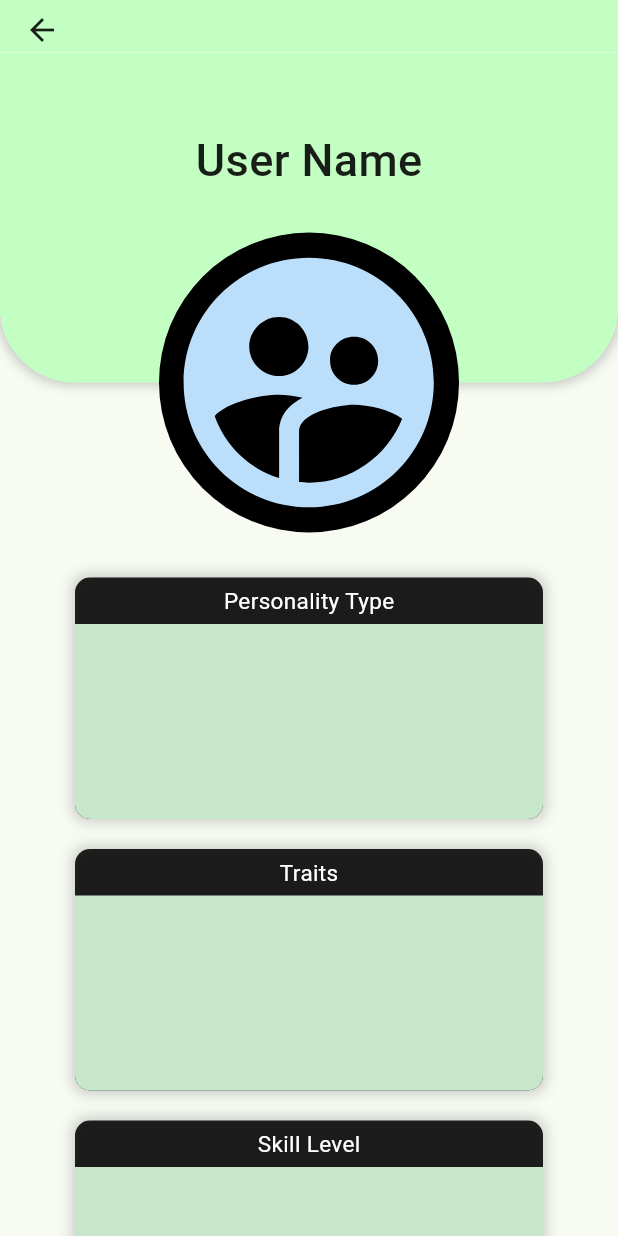
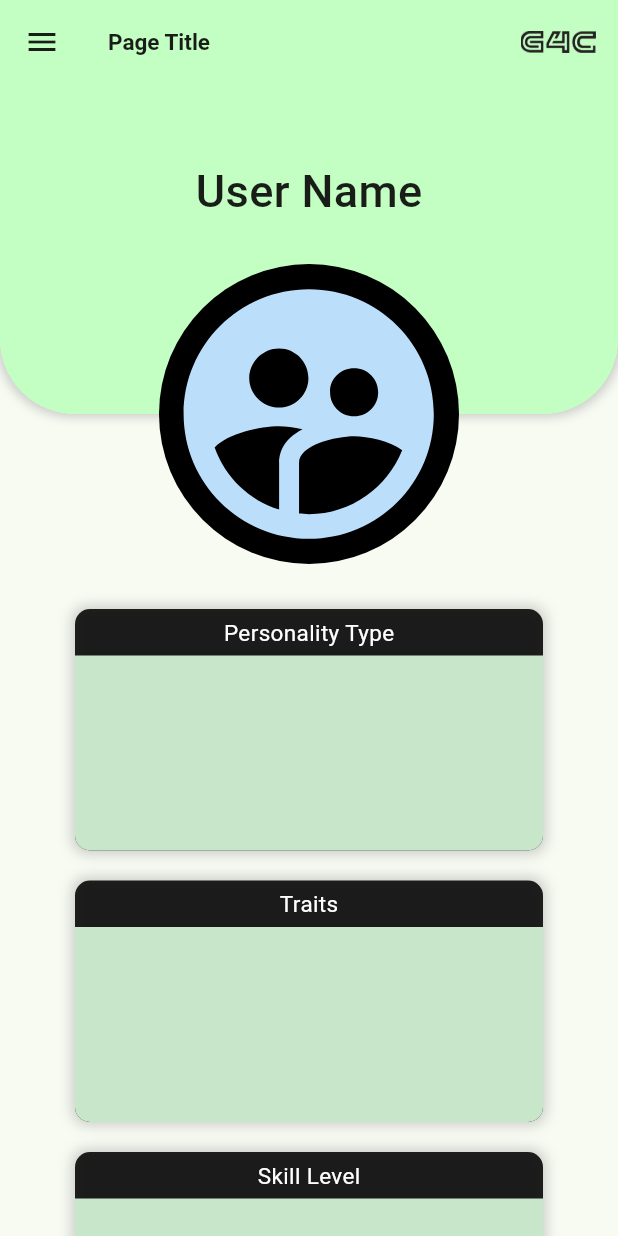
Before and after one commit to C-k-87/g4c, a Flutter app: the ProfilePage screen opened directly, on a phone screen of 412 x 824 dp. Run offline on Flutter 3.47's test engine with Material 3 defaults, Android fonts, the phone set to English and light mode, and no system bars; our stand-ins replace flutter_spinkit.

Commit message:
Initial commit to implement navigation  Changes to be committed: 	modified:   lib/g4c_drawer.dart 	modified:   lib/job_role_main.dart 	modified:   lib/main.dart 	modified:   lib/personality_quiz_runner.dart 	modified:   lib/personality_quizes_main.dart 	modified:   lib/profile_page.dart

```diff
--- a/lib/profile_page.dart
+++ b/lib/profile_page.dart
@@ -1,5 +1,6 @@
 import 'package:flutter/material.dart';
 import 'package:g4c/asset_widgets.dart';
+import 'package:g4c/g4c_drawer.dart';
 
 class ProfilePage extends StatelessWidget {
   final double fontsize = 15.0;
@@ -10,9 +11,29 @@ class ProfilePage extends StatelessWidget {
   Widget build(BuildContext context) {
     return Scaffold(
       appBar: AppBar(
+        // shape: RoundedRectangleBorder(
+        //   borderRadius: BorderRadius.circular(20.0),
+        // ),
+        title: const Text(
+          'Page Title',
+          style: TextStyle(
+            fontSize: 15.0,
+            fontWeight: FontWeight.bold,
+          ),
+        ),
         backgroundColor: const Color.fromARGB(255, 195, 255, 195),
-        toolbarHeight: 35.0,
+        centerTitle: false,
+        actions: [
+          Padding(
+            padding: const EdgeInsets.symmetric(horizontal: 15.0),
+            child: Image.asset(
+              'asset_lib/images/G4C_logo_text.png',
+              width: 50.0,
+            ),
+          ),
+        ],
       ),
+      drawer: const G4CDrawer(),
       body: ListView(
         children: [
           Column(
```
Also changed, not shown: lib/g4c_drawer.dart (+41 -6 lines), lib/job_role_main.dart (+26 -1 lines), lib/main.dart (+27 -28 lines), lib/personality_quiz_runner.dart (+5 -2 lines), lib/personality_quizes_main.dart (+23 -0 lines).
